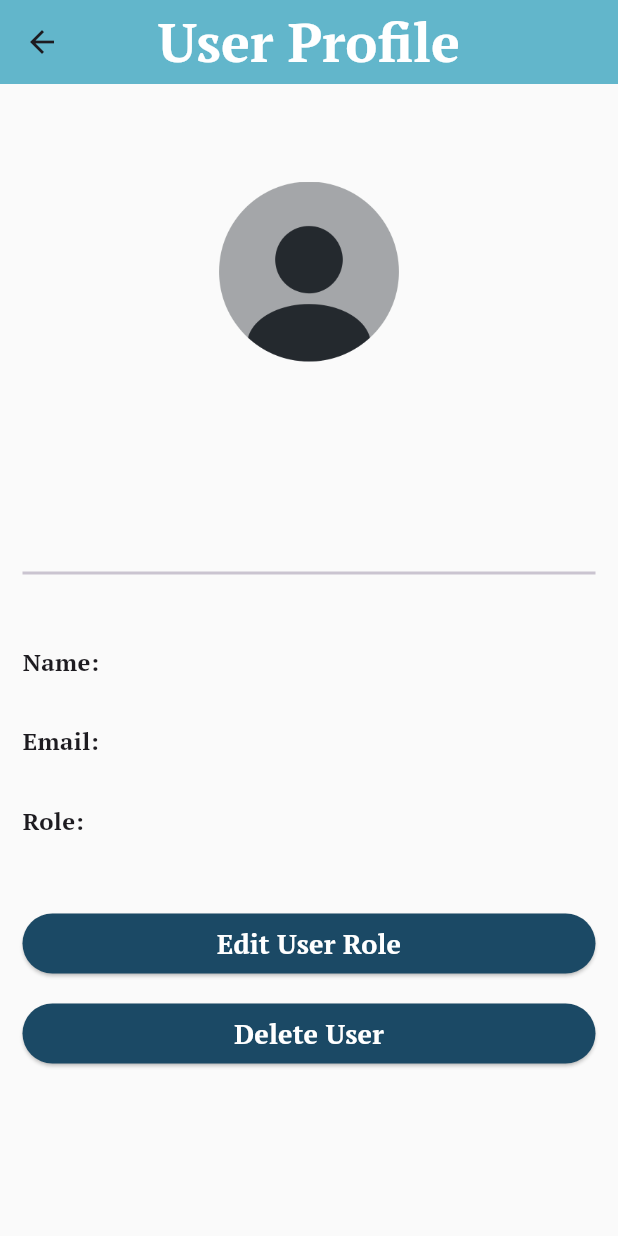
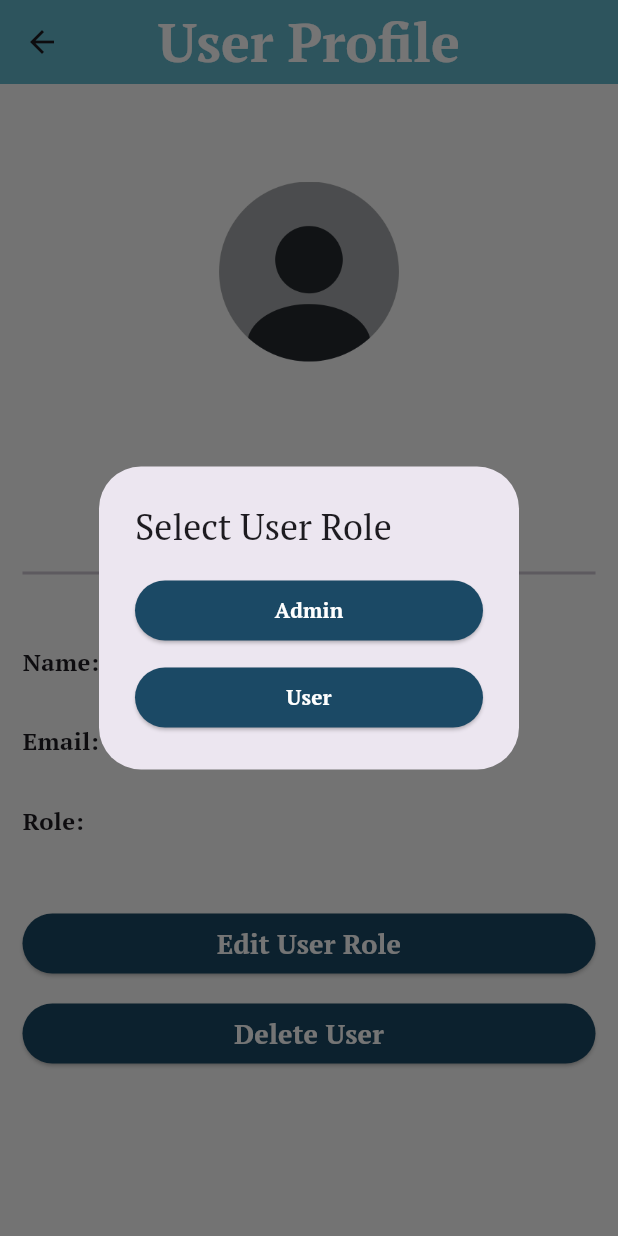
Before and after one commit to harshithlanka3/SAME-3311, a Flutter app: the ProfilePage screen opened directly with empty values, after a tap on "Edit User Role", on a phone screen of 412 x 824 dp. Run offline on Flutter 3.47's test engine with Material 3 defaults, Android fonts, the phone set to English and light mode, and no system bars; our stand-ins replace firebase_auth, firebase_core, firebase_database, fluttertoast, image_picker, multi_select_flutter; accounts and stored records are empty; network calls fail.

Commit message:
SCRUM-91 Button for changing role under status - Moved admin request to side bar - Connected update role to a pop-up for admin or user buttons

```diff
--- a/frontend/s_a_m_e/lib/view_profile.dart
+++ b/frontend/s_a_m_e/lib/view_profile.dart
@@ -1,5 +1,7 @@
+import 'package:firebase_auth/firebase_auth.dart';
 import 'package:flutter/material.dart';
 import 'package:s_a_m_e/colors.dart';
+import 'package:s_a_m_e/firebase_service.dart';
 
 class ProfilePage extends StatelessWidget {
 
@@ -9,12 +11,19 @@ class ProfilePage extends StatelessWidget {
   final String role;
 
   const ProfilePage({
-    super.key,
+    Key? key,
     // required this.profilePic,
     required this.name,
     required this.email,
     required this.role,
-  });
+  }) : super(key: key);
+
+  Future<UserClass?> changeRole() async {
+    FirebaseAuth auth = FirebaseAuth.instance;
+    User? user = auth.currentUser;
+    String uid = user?.uid as String;
+    return FirebaseService().getUser(uid);
+  }
 
   @override
   Widget build(BuildContext context) {
@@ -75,7 +84,7 @@ class ProfilePage extends StatelessWidget {
                     backgroundColor: MaterialStatePropertyAll<Color>(navy),
                   ),
                   onPressed: () {
-                    // NEED TO IMPLEMENT EDITING USER
+                    _showRoleSelectionDialog(context);
                   },
                   child: const Text('Edit User Role', style: TextStyle(fontWeight: FontWeight.bold, fontSize: 18.0))
                 )
@@ -102,4 +111,39 @@ class ProfilePage extends StatelessWidget {
     );
   }
 
+  void _showRoleSelectionDialog(BuildContext context) {
+    showDialog(
+      context: context,
+      builder: (BuildContext context) {
+        return AlertDialog(
+          title: const Text('Select User Role'),
+          content: SingleChildScrollView(
+            child: ListBody(
+              children: <Widget>[
+                ElevatedButton(
+                  onPressed: () {
+                    Navigator.of(context).pop();
+                  },
+                  style: ElevatedButton.styleFrom(
+                    backgroundColor: navy,
+                  ),
+                  child: const Text('Admin', style: TextStyle(color: white, fontWeight: FontWeight.bold)),
+                ),
+                const SizedBox(height: 10),
+                ElevatedButton(
+                  onPressed: () {
+                    Navigator.of(context).pop();
+                  },
+                  style: ElevatedButton.styleFrom(
+                    backgroundColor: navy,
+                  ),
+                  child: const Text('User', style: TextStyle(color: white, fontWeight: FontWeight.bold)),
+                ),
+              ],
+            ),
+          ),
+        );
+      },
+    );
+  }
 }
```
Also changed, not shown: frontend/s_a_m_e/lib/admin.dart (+6 -16 lines).
